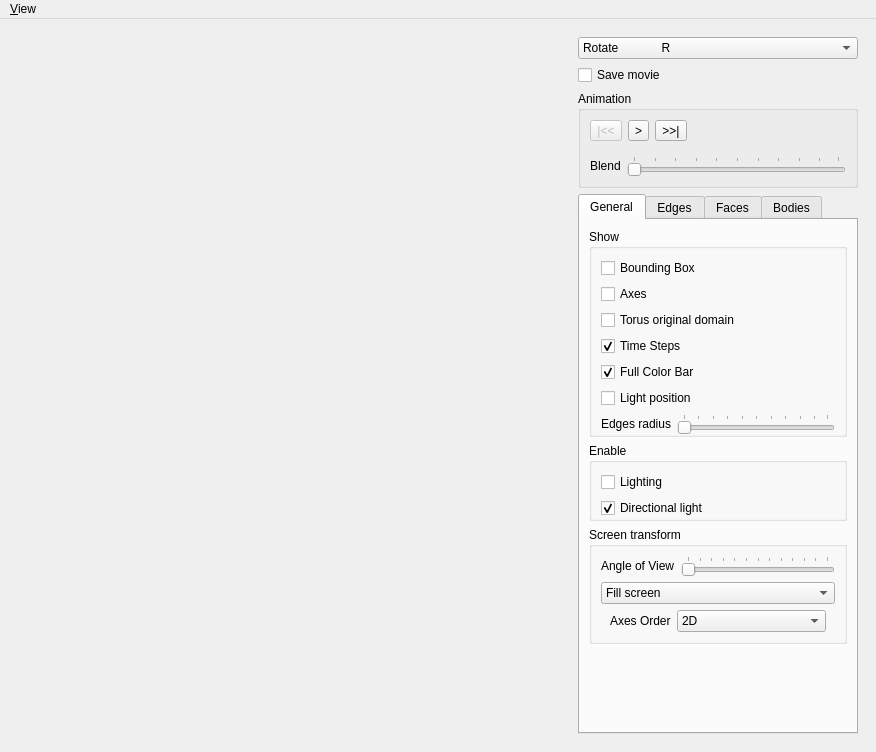
Before: the Qt Designer form MainWindow.ui in danlipsa/foamvis, drawn with Qt 5.
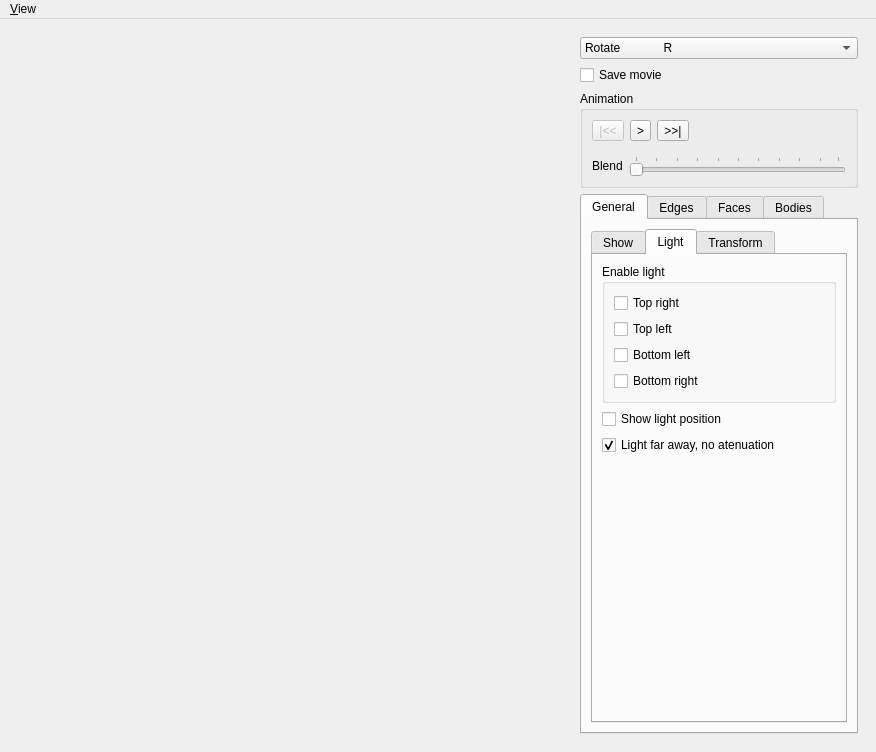
After: the same form once the commit is applied. The open tabs and pages were chosen to show the change. Custom widgets are drawn as their Qt base class.

```diff
--- a/MainWindow.ui
+++ b/MainWindow.ui
@@ -268,21 +268,15 @@
           </attribute>
           <layout class="QVBoxLayout" name="verticalLayout_14">
            <item>
-            <widget class="QGroupBox" name="groupBoxShow">
-             <property name="title">
+            <widget class="QTabWidget" name="tabWidgetGeneralOptions">
+             <property name="currentIndex">
+              <number>0</number>
+             </property>
+             <widget class="QWidget" name="tabShow">
+              <attribute name="title">
               <string>Show</string>
-             </property>
-             <layout class="QVBoxLayout" name="verticalLayout_10">
-              <property name="bottomMargin">
-               <number>0</number>
-              </property>
-              <item>
-               <widget class="QCheckBox" name="checkBoxBoundingBox">
-                <property name="text">
-                 <string>Bounding Box</string>
-                </property>
-               </widget>
-              </item>
+              </attribute>
+              <layout class="QVBoxLayout" name="verticalLayout_18">
               <item>
                <widget class="QCheckBox" name="checkBoxAxes">
                 <property name="text">
@@ -291,19 +285,9 @@
                </widget>
               </item>
               <item>
-               <widget class="QCheckBox" name="checkBoxTorusOriginalDomain">
+                <widget class="QCheckBox" name="checkBoxBoundingBox">
                 <property name="text">
-                 <string>Torus original domain</string>
-                </property>
-               </widget>
-              </item>
-              <item>
-               <widget class="QCheckBox" name="checkBoxTimeSteps">
-                <property name="text">
-                 <string>Time Steps</string>
-                </property>
-                <property name="checked">
-                 <bool>true</bool>
+                  <string>Bounding Box</string>
                 </property>
                </widget>
               </item>
@@ -318,9 +302,19 @@
                </widget>
               </item>
               <item>
-               <widget class="QCheckBox" name="checkBoxLightPosition">
+                <widget class="QCheckBox" name="checkBoxTimeSteps">
                 <property name="text">
-                 <string>Light position</string>
+                  <string>Time Steps</string>
+                 </property>
+                 <property name="checked">
+                  <bool>true</bool>
+                 </property>
+                </widget>
+               </item>
+               <item>
+                <widget class="QCheckBox" name="checkBoxTorusOriginalDomain">
+                 <property name="text">
+                  <string>Torus original domain</string>
                 </property>
                </widget>
               </item>
@@ -359,44 +353,112 @@
                 </layout>
                </widget>
               </item>
-             </layout>
-            </widget>
-           </item>
+               <item>
+                <spacer name="verticalSpacer_5">
+                 <property name="orientation">
+                  <enum>Qt::Vertical</enum>
+                 </property>
+                 <property name="sizeHint" stdset="0">
+                  <size>
+                   <width>20</width>
+                   <height>40</height>
+                  </size>
+                 </property>
+                </spacer>
+               </item>
+              </layout>
+             </widget>
+             <widget class="QWidget" name="tabLight">
+              <attribute name="title">
+               <string>Light</string>
+              </attribute>
+              <layout class="QVBoxLayout" name="verticalLayout_19">
            <item>
             <widget class="QGroupBox" name="groupBox">
              <property name="title">
-              <string>Enable</string>
-             </property>
-             <layout class="QVBoxLayout" name="verticalLayout_7">
-              <property name="bottomMargin">
-               <number>0</number>
-              </property>
+                  <string>Enable light</string>
+                 </property>
+                 <layout class="QVBoxLayout" name="verticalLayout_10">
+                  <item>
+                   <widget class="QCheckBox" name="checkBoxTopRight">
+                    <property name="text">
+                     <string>Top right</string>
+                    </property>
+                    <attribute name="buttonGroup">
+                     <string>buttonGroupLightPosition</string>
+                    </attribute>
+                   </widget>
+                  </item>
               <item>
-               <widget class="QCheckBox" name="checkBoxLighting">
+                   <widget class="QCheckBox" name="checkBoxTopLeft">
                 <property name="text">
-                 <string>Lighting</string>
+                     <string>Top left</string>
+                    </property>
+                    <attribute name="buttonGroup">
+                     <string>buttonGroupLightPosition</string>
+                    </attribute>
+                   </widget>
+                  </item>
+                  <item>
+                   <widget class="QCheckBox" name="checkBoxBottomLeft">
+                    <property name="text">
+                     <string>Bottom left</string>
+                    </property>
+                    <attribute name="buttonGroup">
+                     <string>buttonGroupLightPosition</string>
+                    </attribute>
+                   </widget>
+                  </item>
+                  <item>
+                   <widget class="QCheckBox" name="checkBoxBottomRight">
+                    <property name="text">
+                     <string>Bottom right</string>
+                    </property>
+                    <attribute name="buttonGroup">
+                     <string>buttonGroupLightPosition</string>
+                    </attribute>
+                   </widget>
+                  </item>
+                 </layout>
+                </widget>
+               </item>
+               <item>
+                <widget class="QCheckBox" name="checkBoxLightPosition">
+                 <property name="text">
+                  <string>Show light position</string>
                 </property>
                </widget>
               </item>
               <item>
                <widget class="QCheckBox" name="checkBoxDirectionalLight">
                 <property name="text">
-                 <string>Directional light</string>
+                  <string>Light far away, no atenuation</string>
                 </property>
                 <property name="checked">
                  <bool>true</bool>
                 </property>
                </widget>
               </item>
-             </layout>
-            </widget>
-           </item>
            <item>
-            <widget class="QGroupBox" name="groupBox_5">
-             <property name="title">
-              <string>Screen transform</string>
-             </property>
-             <layout class="QVBoxLayout" name="verticalLayout_16">
+                <spacer name="verticalSpacer_2">
+                 <property name="orientation">
+                  <enum>Qt::Vertical</enum>
+                 </property>
+                 <property name="sizeHint" stdset="0">
+                  <size>
+                   <width>20</width>
+                   <height>40</height>
+                  </size>
+                 </property>
+                </spacer>
+               </item>
+              </layout>
+             </widget>
+             <widget class="QWidget" name="tabTransform">
+              <attribute name="title">
+               <string>Transform</string>
+              </attribute>
+              <layout class="QVBoxLayout" name="verticalLayout_7">
               <item>
                <widget class="QWidget" name="widgetAngleOfView" native="true">
                 <layout class="QHBoxLayout" name="horizontalLayout_4">
@@ -481,21 +543,22 @@
                 </layout>
                </widget>
               </item>
-             </layout>
-            </widget>
-           </item>
            <item>
-            <spacer name="verticalSpacer_5">
+                <spacer name="verticalSpacer_6">
              <property name="orientation">
               <enum>Qt::Vertical</enum>
              </property>
              <property name="sizeHint" stdset="0">
               <size>
                <width>20</width>
-               <height>20</height>
+                   <height>331</height>
               </size>
              </property>
             </spacer>
+               </item>
+              </layout>
+             </widget>
+            </widget>
            </item>
           </layout>
          </widget>
```
Left out of the diff: 102 changed lines with no effect on the pictures. Lines whose indentation alone changed are shown as unchanged.
